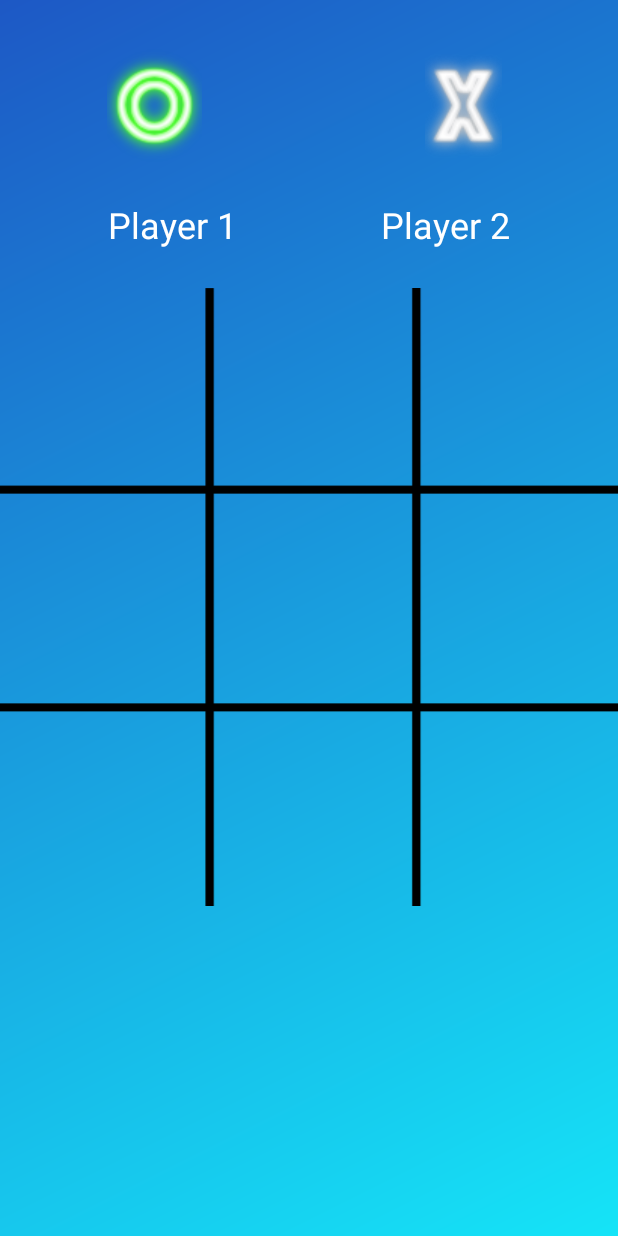
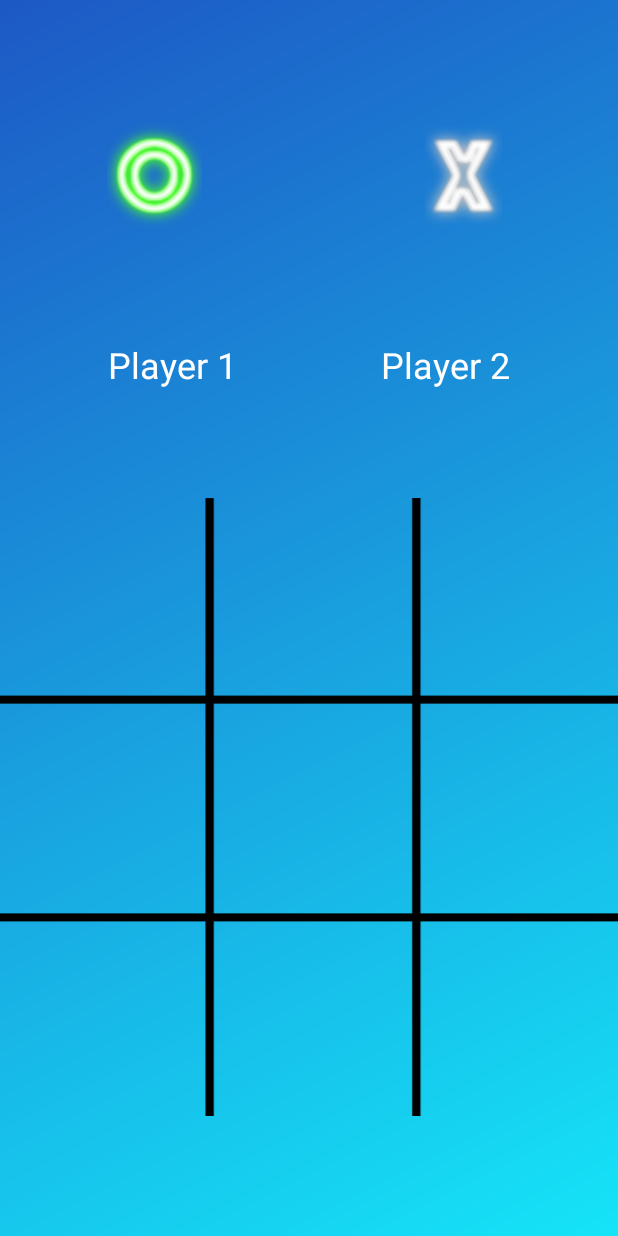
Before and after one commit to jamesfdz/XOXO, an Android app: the GamePage screen opened directly, with no data from a screen before it, on a phone screen of 412 x 824 dp. Run offline under Robolectric (Android 15) with nearby library versions, the phone set to English and light mode, and no system bars; our stand-ins replace AdMob.

Commit message:
1022019_0103

```diff
--- a/app/build.gradle
+++ b/app/build.gradle
@@ -6,7 +6,7 @@ android {
         applicationId "com.codingwithjames.xoxo"
         minSdkVersion 21
         targetSdkVersion 28
-        versionCode 2
+        versionCode 4
         versionName "1.0"
         testInstrumentationRunner "android.support.test.runner.AndroidJUnitRunner"
     }
--- a/app/src/main/res/layout/activity_game_play.xml
+++ b/app/src/main/res/layout/activity_game_play.xml
@@ -73,13 +73,13 @@
         android:layout_marginTop="8dp"
         android:layout_marginBottom="8dp"
         android:background="@drawable/board"
+        app:alignmentMode="alignMargins"
         app:columnCount="3"
-        app:layout_constraintBottom_toTopOf="@+id/guideline2"
+        app:layout_constraintBottom_toTopOf="@+id/gamePageAd"
         app:layout_constraintDimensionRatio="1:1"
         app:layout_constraintEnd_toEndOf="parent"
         app:layout_constraintStart_toStartOf="parent"
-        app:layout_constraintTop_toTopOf="@+id/guideline"
-        app:alignmentMode="alignMargins"
+        app:layout_constraintTop_toBottomOf="@+id/textView"
         app:rowCount="3">
 
         <ImageView
@@ -212,34 +212,17 @@
 
     </android.support.v7.widget.GridLayout>
 
-    <android.support.constraint.Guideline
-        android:id="@+id/guideline"
-        android:layout_width="wrap_content"
-        android:layout_height="wrap_content"
-        android:orientation="horizontal"
-        app:layout_constraintGuide_begin="170dp" />
-
-    <android.support.constraint.Guideline
-        android:id="@+id/guideline2"
-        android:layout_width="wrap_content"
-        android:layout_height="wrap_content"
-        android:orientation="horizontal"
-        app:layout_constraintGuide_begin="626dp" />
-
-    <com.google.android.gms.ads.AdView
-        xmlns:ads="http://schemas.android.com/apk/res-auto"
+    <com.google.android.gms.ads.AdView xmlns:ads="http://schemas.android.com/apk/res-auto"
         android:id="@+id/gamePageAd"
         android:layout_width="0dp"
         android:layout_height="wrap_content"
         android:layout_marginStart="8dp"
-        android:layout_marginTop="8dp"
         android:layout_marginEnd="8dp"
         android:layout_marginBottom="8dp"
+        ads:adSize="BANNER"
+        ads:adUnitId="ca-app-pub-5397309444919460/6711914057"
         app:layout_constraintBottom_toBottomOf="parent"
         app:layout_constraintEnd_toEndOf="parent"
-        app:layout_constraintStart_toStartOf="parent"
-        app:layout_constraintTop_toTopOf="@+id/guideline2"
-        ads:adSize="BANNER"
-        ads:adUnitId="ca-app-pub-5397309444919460/6711914057"/>
+        app:layout_constraintStart_toStartOf="parent" />
 
 </android.support.constraint.ConstraintLayout>
```
Also changed, not shown: app/src/main/res/layout/activity_main.xml (+8 -21 lines), 1 other file.
